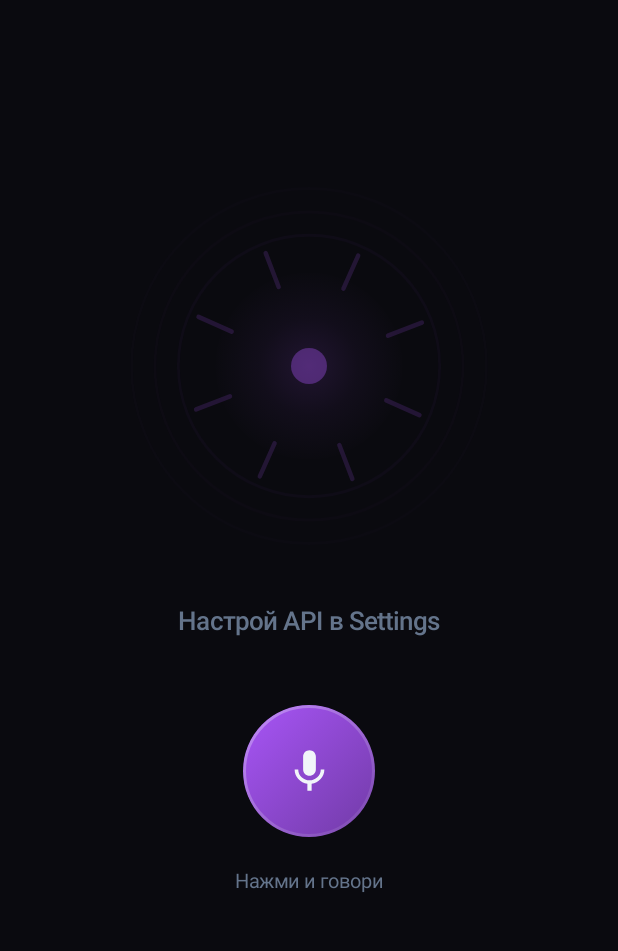
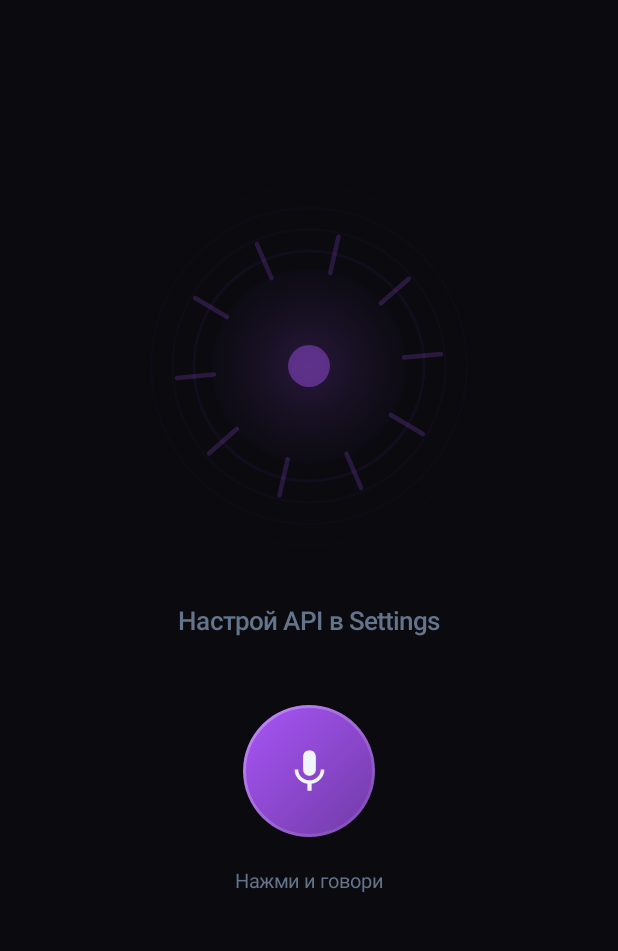
Before and after one commit to popasuper93-code/VoiceCore, an Android app built with Jetpack Compose: the screen it shows after launch (MainActivity), on a phone screen of 412 x 824 dp, the part 83-1034 px from its top. Run offline under Robolectric (Android 15) with nearby library versions, the phone set to English and light mode, and no system bars; our stand-ins replace Room's generated code.

Commit message:
Polish VoiceWave animation

```diff
--- a/app/src/main/java/com/voicecore/app/ui/components/VoiceWave.kt
+++ b/app/src/main/java/com/voicecore/app/ui/components/VoiceWave.kt
@@ -1,55 +1,129 @@
 package com.voicecore.app.ui.components
 
-import androidx.compose.animation.core.*
+import androidx.compose.animation.core.LinearEasing
+import androidx.compose.animation.core.RepeatMode
+import androidx.compose.animation.core.animateFloat
+import androidx.compose.animation.core.infiniteRepeatable
+import androidx.compose.animation.core.rememberInfiniteTransition
+import androidx.compose.animation.core.tween
 import androidx.compose.foundation.Canvas
 import androidx.compose.foundation.layout.size
 import androidx.compose.runtime.Composable
 import androidx.compose.runtime.getValue
-import androidx.compose.ui.*
+import androidx.compose.ui.Modifier
 import androidx.compose.ui.geometry.Offset
-import androidx.compose.ui.graphics.*
+import androidx.compose.ui.graphics.Brush
+import androidx.compose.ui.graphics.Color
+import androidx.compose.ui.graphics.StrokeCap
 import androidx.compose.ui.graphics.drawscope.Stroke
 import androidx.compose.ui.unit.Dp
 import androidx.compose.ui.unit.dp
 import com.voicecore.app.ui.AssistantState
-import com.voicecore.app.ui.theme.*
+import com.voicecore.app.ui.theme.NeonBlue
+import com.voicecore.app.ui.theme.NeonCyan
+import com.voicecore.app.ui.theme.NeonPurple
 import kotlin.math.cos
 import kotlin.math.sin
 
 @Composable
-fun VoiceWave(state: AssistantState, size: Dp = 220.dp, modifier: Modifier = Modifier) {
-    val t = rememberInfiniteTransition(label = "w")
-    val phase by t.animateFloat(0f, 360f, infiniteRepeatable(tween(3000, easing = LinearEasing)), label = "p")
-    val pulse by t.animateFloat(0.85f, 1.15f, infiniteRepeatable(tween(1200, easing = LinearEasing), RepeatMode.Reverse), label = "u")
-    val color = when (state) {
+fun VoiceWave(
+    state: AssistantState,
+    size: Dp = 240.dp,
+    modifier: Modifier = Modifier
+) {
+    val transition = rememberInfiniteTransition(label = "wave")
+
+    val phase by transition.animateFloat(
+        initialValue = 0f,
+        targetValue = 360f,
+        animationSpec = infiniteRepeatable(
+            animation = tween(2800, easing = LinearEasing),
+            repeatMode = RepeatMode.Restart
+        ),
+        label = "phase"
+    )
+
+    val pulse by transition.animateFloat(
+        initialValue = 0.88f,
+        targetValue = 1.12f,
+        animationSpec = infiniteRepeatable(
+            animation = tween(1100, easing = LinearEasing),
+            repeatMode = RepeatMode.Reverse
+        ),
+        label = "pulse"
+    )
+
+    val activeColor = when (state) {
         AssistantState.LISTENING -> NeonCyan
         AssistantState.PROCESSING -> NeonPurple
         AssistantState.SPEAKING -> NeonBlue
         AssistantState.ERROR -> Color(0xFFEF4444)
-        else -> NeonPurple.copy(alpha = 0.6f)
+        else -> NeonPurple.copy(alpha = 0.55f)
     }
-    val intens = when (state) {
-        AssistantState.IDLE -> 0.4f
+
+    val intensity = when (state) {
+        AssistantState.IDLE -> 0.45f
         AssistantState.LISTENING -> 1f
-        AssistantState.PROCESSING -> 0.8f
-        AssistantState.SPEAKING -> 0.9f
-        else -> 0.5f
+        AssistantState.PROCESSING -> 0.85f
+        AssistantState.SPEAKING -> 0.95f
+        AssistantState.ERROR -> 0.55f
     }
+
+    val isActive = state != AssistantState.IDLE
+
     Canvas(modifier = modifier.size(size)) {
-        val c = Offset(this.size.width / 2, this.size.height / 2)
-        val maxR = this.size.minDimension / 2
-        for (i in 1..3) {
-            drawCircle(color.copy(alpha = 0.08f * intens / i), maxR * (0.55f + i * 0.12f) * (if (state != AssistantState.IDLE) pulse else 1f), c, style = Stroke(2.dp.toPx()))
+        val center = Offset(this.size.width / 2f, this.size.height / 2f)
+        val maxR = this.size.minDimension / 2f
+        val p = if (isActive) pulse else 1f
+
+        for (i in 1..4) {
+            drawCircle(
+                color = activeColor.copy(alpha = (0.12f * intensity) / i),
+                radius = maxR * (0.48f + i * 0.11f) * p,
+                center = center,
+                style = Stroke(width = 2.dp.toPx())
+            )
         }
+
         drawCircle(
-            Brush.radialGradient(listOf(color.copy(alpha = 0.35f * intens), color.copy(alpha = 0.05f), Color.Transparent), c, maxR * 0.5f),
-            maxR * 0.48f * (if (state != AssistantState.IDLE) pulse else 1f), c
+            brush = Brush.radialGradient(
+                colors = listOf(
+                    activeColor.copy(alpha = 0.4f * intensity),
+                    activeColor.copy(alpha = 0.08f),
+                    Color.Transparent
+                ),
+                center = center,
+                radius = maxR * 0.55f
+            ),
+            radius = maxR * 0.5f * p,
+            center = center
         )
-        for (i in 0 until 8) {
-            val a = (phase + i * 45f) * (Math.PI / 180f).toFloat()
-            val r = maxR * 0.62f
-            drawLine(color.copy(alpha = 0.4f * intens), Offset(c.x + cos(a) * r * 0.7f, c.y + sin(a) * r * 0.7f), Offset(c.x + cos(a) * r, c.y + sin(a) * r), 3.dp.toPx(), StrokeCap.Round)
+
+        val count = 10
+        for (i in 0 until count) {
+            val angle = (phase + i * (360f / count)) * (Math.PI.toFloat() / 180f)
+            val r = maxR * 0.68f
+            val start = Offset(
+                center.x + cos(angle) * r * 0.72f,
+                center.y + sin(angle) * r * 0.72f
+            )
+            val end = Offset(
+                center.x + cos(angle) * r,
+                center.y + sin(angle) * r
+            )
+            drawLine(
+                color = activeColor.copy(alpha = 0.45f * intensity),
+                start = start,
+                end = end,
+                strokeWidth = 3.dp.toPx(),
+                cap = StrokeCap.Round
+            )
         }
-        drawCircle(color.copy(alpha = 0.9f * intens), 12.dp.toPx() * (if (state != AssistantState.IDLE) pulse else 1f), c)
+
+        drawCircle(
+            color = activeColor.copy(alpha = 0.95f * intensity),
+            radius = 14.dp.toPx() * p,
+            center = center
+        )
     }
 }
```
